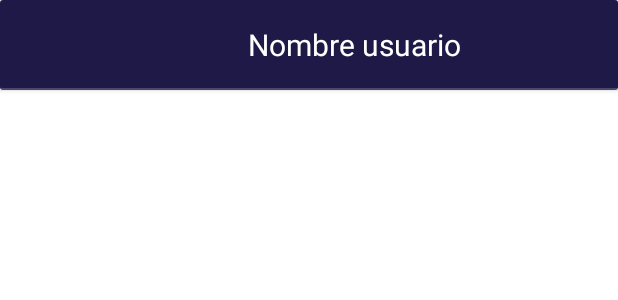
After one commit to JenaroLeal/OMOapp, an Android app: the layout chats_recycler.xml on its own in the app's theme, with its tools: preview values and no code run, on a phone screen of 412 x 824 dp. The commit adds this screen. Shown: the top 300 px of the screen. Run offline under Robolectric (Android 15) with nearby library versions, the phone set to English and light mode, and no system bars.

Commit message:
Casi chat
Todo preparado para el chat, pero no arranca la actividad chatWindow

```diff
--- a/CenecApp/app/src/main/java/com/example/cenecapp/msgModelclass.kt
+++ b/CenecApp/app/src/main/java/com/example/cenecapp/msgModelclass.kt
@@ -1,6 +1,6 @@
 package com.example.cenecapp
 
-class msgModelclass {
+class msgModelclass(message: String, SenderUID: String, time: Long) {
     var message: String? = null
     var senderid: String? = null
     var timeStamp: Long = 0
--- /dev/null
+++ b/CenecApp/app/src/main/res/layout/chats_recycler.xml
@@ -0,0 +1,63 @@
+<?xml version="1.0" encoding="utf-8"?>
+<androidx.cardview.widget.CardView
+    xmlns:android="http://schemas.android.com/apk/res/android"
+    xmlns:app="http://schemas.android.com/apk/res-auto"
+    xmlns:tools="http://schemas.android.com/tools"
+    android:layout_width="match_parent"
+    android:layout_height="wrap_content">
+
+
+    <LinearLayout
+        android:id="@+id/contenedorAmigo"
+        android:background="@color/fondoTarjeta"
+        android:layout_width="match_parent"
+        android:layout_height="wrap_content"
+        android:orientation="horizontal">
+
+        <LinearLayout
+            android:layout_width="wrap_content"
+            android:layout_height="match_parent"
+            android:orientation="vertical"
+            android:gravity="center"
+            android:padding="10dp">
+
+            <de.hdodenhof.circleimageview.CircleImageView
+                android:id="@+id/imgAmigoChat"
+                android:layout_width="40dp"
+                android:layout_height="40dp"
+                app:civ_border_width="2dp"
+                app:civ_border_color="@color/black">
+            </de.hdodenhof.circleimageview.CircleImageView>
+
+        </LinearLayout>
+        <LinearLayout
+            android:id="@+id/chatAmigo"
+            android:layout_width="match_parent"
+            android:layout_height="match_parent"
+            android:orientation="vertical">
+            <LinearLayout
+                android:layout_width="match_parent"
+                android:layout_height="match_parent"
+                android:orientation="vertical"
+                android:gravity="center">
+                <TextView
+                    android:id="@+id/nombreAmigoChat"
+                    android:layout_width="match_parent"
+                    android:layout_height="wrap_content"
+                    android:textAlignment="center"
+                    android:text="Nombre usuario"
+                    android:textColor="@color/white"
+                    android:textSize="20sp">
+                </TextView>
+
+            </LinearLayout>
+
+        </LinearLayout>
+
+    </LinearLayout>
+    <View
+        android:layout_width="match_parent"
+        android:layout_height="1dp"
+        android:background="@color/blancoOpaco"
+        android:layout_gravity="bottom"></View>
+</androidx.cardview.widget.CardView>
```
Also changed, not shown: CenecApp/app/src/main/AndroidManifest.xml (+7 -0 lines), CenecApp/app/src/main/java/Fragments/Chats.kt (+12 -0 lines), CenecApp/app/src/main/java/com/example/cenecapp/AAblanco.kt (added, +11 -0 lines), CenecApp/app/src/main/java/com/example/cenecapp/UserChatAdapter.kt (+17 -3 lines), CenecApp/app/src/main/java/com/example/cenecapp/chatwindo.kt (+116 -1 lines), CenecApp/app/src/main/java/com/example/cenecapp/messagesAdpter.kt (added, +77 -0 lines), CenecApp/app/src/main/res/layout/activity_aablanco.xml (added, +9 -0 lines), CenecApp/app/src/main/res/layout/activity_chatwindo.xml (+35 -2 lines), CenecApp/app/src/main/res/layout/reciver_layout.xml (added, +15 -0 lines), CenecApp/app/src/main/res/layout/sender_layout.xml (added, +15 -0 lines).
